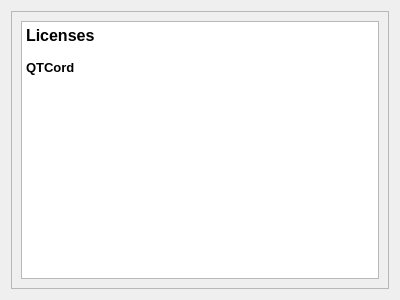
This is src/ui/licenses.ui in mak448a/Qtcord as Qt 5 draws it before an edit. The edited form follows.
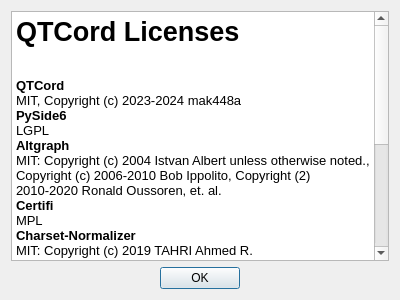
This is the edited form.

```diff
--- a/src/ui/licenses.ui
+++ b/src/ui/licenses.ui
@@ -15,39 +15,53 @@
   </property>
   <layout class="QGridLayout" name="gridLayout">
    <item row="0" column="0">
-    <widget class="QScrollArea" name="scrollArea">
-     <property name="widgetResizable">
-      <bool>true</bool>
-     </property>
-     <widget class="QWidget" name="scrollAreaWidgetContents">
-      <property name="geometry">
-       <rect>
-        <x>0</x>
-        <y>0</y>
-        <width>380</width>
-        <height>280</height>
-       </rect>
-      </property>
-      <layout class="QVBoxLayout" name="verticalLayout_2">
-       <item>
-        <widget class="QTextBrowser" name="textBrowser">
-         <property name="html">
-          <string>&lt;!DOCTYPE HTML PUBLIC &quot;-//W3C//DTD HTML 4.0//EN&quot; &quot;http://www.w3.org/TR/REC-html40/strict.dtd&quot;&gt;
+    <widget class="QTextBrowser" name="textBrowser">
+     <property name="html">
+      <string>&lt;!DOCTYPE HTML PUBLIC &quot;-//W3C//DTD HTML 4.0//EN&quot; &quot;http://www.w3.org/TR/REC-html40/strict.dtd&quot;&gt;
 &lt;html&gt;&lt;head&gt;&lt;meta name=&quot;qrichtext&quot; content=&quot;1&quot; /&gt;&lt;meta charset=&quot;utf-8&quot; /&gt;&lt;style type=&quot;text/css&quot;&gt;
 p, li { white-space: pre-wrap; }
 hr { height: 1px; border-width: 0; }
 li.unchecked::marker { content: &quot;\2610&quot;; }
 li.checked::marker { content: &quot;\2612&quot;; }
 &lt;/style&gt;&lt;/head&gt;&lt;body style=&quot; font-family:'Noto Sans'; font-size:10pt; font-weight:400; font-style:normal;&quot;&gt;
-&lt;p style=&quot; margin-top:0px; margin-bottom:0px; margin-left:0px; margin-right:0px; -qt-block-indent:0; text-indent:0px;&quot;&gt;&lt;span style=&quot; font-size:12pt; font-weight:700;&quot;&gt;Licenses&lt;/span&gt;&lt;/p&gt;
-&lt;p style=&quot;-qt-paragraph-type:empty; margin-top:0px; margin-bottom:0px; margin-left:0px; margin-right:0px; -qt-block-indent:0; text-indent:0px;&quot;&gt;&lt;br /&gt;&lt;/p&gt;
+&lt;p style=&quot; margin-top:0px; margin-bottom:0px; margin-left:0px; margin-right:0px; -qt-block-indent:0; text-indent:0px;&quot;&gt;&lt;span style=&quot; font-size:20pt; font-weight:700;&quot;&gt;QTCord Licenses&lt;/span&gt;&lt;/p&gt;
+&lt;p style=&quot;-qt-paragraph-type:empty; margin-top:0px; margin-bottom:0px; margin-left:0px; margin-right:0px; -qt-block-indent:0; text-indent:0px; font-size:20pt; font-weight:700;&quot;&gt;&lt;br /&gt;&lt;/p&gt;
 &lt;p style=&quot; margin-top:0px; margin-bottom:0px; margin-left:0px; margin-right:0px; -qt-block-indent:0; text-indent:0px;&quot;&gt;&lt;span style=&quot; font-weight:700;&quot;&gt;QTCord&lt;/span&gt;&lt;/p&gt;
-&lt;p style=&quot;-qt-paragraph-type:empty; margin-top:0px; margin-bottom:0px; margin-left:0px; margin-right:0px; -qt-block-indent:0; text-indent:0px;&quot;&gt;&lt;br /&gt;&lt;/p&gt;&lt;/body&gt;&lt;/html&gt;</string>
-         </property>
-        </widget>
-       </item>
-      </layout>
-     </widget>
+&lt;p style=&quot; margin-top:0px; margin-bottom:0px; margin-left:0px; margin-right:0px; -qt-block-indent:0; text-indent:0px;&quot;&gt;MIT, Copyright (c) 2023-2024 mak448a&lt;/p&gt;
+&lt;p style=&quot; margin-top:0px; margin-bottom:0px; margin-left:0px; margin-right:0px; -qt-block-indent:0; text-indent:0px;&quot;&gt;&lt;span style=&quot; font-weight:700;&quot;&gt;PySide6&lt;/span&gt;&lt;/p&gt;
+&lt;p style=&quot; margin-top:0px; margin-bottom:0px; margin-left:0px; margin-right:0px; -qt-block-indent:0; text-indent:0px;&quot;&gt;LGPL&lt;/p&gt;
+&lt;p style=&quot; margin-top:0px; margin-bottom:0px; margin-left:0px; margin-right:0px; -qt-block-indent:0; text-indent:0px;&quot;&gt;&lt;span style=&quot; font-weight:700;&quot;&gt;Altgraph&lt;/span&gt;&lt;/p&gt;
+&lt;p style=&quot; margin-top:0px; margin-bottom:0px; margin-left:0px; margin-right:0px; -qt-block-indent:0; text-indent:0px;&quot;&gt;MIT: Copyright (c) 2004 Istvan Albert unless otherwise noted., Copyright (c) 2006-2010 Bob Ippolito, Copyright (2) 2010-2020 Ronald Oussoren, et. al.&lt;/p&gt;
+&lt;p style=&quot; margin-top:0px; margin-bottom:0px; margin-left:0px; margin-right:0px; -qt-block-indent:0; text-indent:0px;&quot;&gt;&lt;span style=&quot; font-weight:700;&quot;&gt;Certifi&lt;/span&gt;&lt;/p&gt;
+&lt;p style=&quot; margin-top:0px; margin-bottom:0px; margin-left:0px; margin-right:0px; -qt-block-indent:0; text-indent:0px;&quot;&gt;MPL&lt;/p&gt;
+&lt;p style=&quot; margin-top:0px; margin-bottom:0px; margin-left:0px; margin-right:0px; -qt-block-indent:0; text-indent:0px;&quot;&gt;&lt;span style=&quot; font-weight:700;&quot;&gt;Charset-Normalizer&lt;/span&gt;&lt;/p&gt;
+&lt;p style=&quot; margin-top:0px; margin-bottom:0px; margin-left:0px; margin-right:0px; -qt-block-indent:0; text-indent:0px;&quot;&gt;MIT: Copyright (c) 2019 TAHRI Ahmed R.&lt;/p&gt;
+&lt;p style=&quot; margin-top:0px; margin-bottom:0px; margin-left:0px; margin-right:0px; -qt-block-indent:0; text-indent:0px;&quot;&gt;&lt;span style=&quot; font-weight:700;&quot;&gt;Idna&lt;/span&gt;&lt;/p&gt;
+&lt;p style=&quot; margin-top:0px; margin-bottom:0px; margin-left:0px; margin-right:0px; -qt-block-indent:0; text-indent:0px;&quot;&gt;BSD: Copyright (c) 2013-2023, Kim Davies and contributors.&lt;/p&gt;
+&lt;p style=&quot; margin-top:0px; margin-bottom:0px; margin-left:0px; margin-right:0px; -qt-block-indent:0; text-indent:0px;&quot;&gt;&lt;span style=&quot; font-weight:700;&quot;&gt;Platformdirs&lt;/span&gt;&lt;/p&gt;
+&lt;p style=&quot; margin-top:0px; margin-bottom:0px; margin-left:0px; margin-right:0px; -qt-block-indent:0; text-indent:0px;&quot;&gt;MIT&lt;/p&gt;
+&lt;p style=&quot; margin-top:0px; margin-bottom:0px; margin-left:0px; margin-right:0px; -qt-block-indent:0; text-indent:0px;&quot;&gt;&lt;span style=&quot; font-weight:700;&quot;&gt;Requests&lt;/span&gt;&lt;/p&gt;
+&lt;p style=&quot; margin-top:0px; margin-bottom:0px; margin-left:0px; margin-right:0px; -qt-block-indent:0; text-indent:0px;&quot;&gt;Apache, &lt;/p&gt;
+&lt;p style=&quot; margin-top:0px; margin-bottom:0px; margin-left:0px; margin-right:0px; -qt-block-indent:0; text-indent:0px;&quot;&gt;&lt;span style=&quot; font-weight:700;&quot;&gt;Urllib3&lt;/span&gt;&lt;/p&gt;
+&lt;p style=&quot; margin-top:0px; margin-bottom:0px; margin-left:0px; margin-right:0px; -qt-block-indent:0; text-indent:0px;&quot;&gt;MIT, Copyright (c) 2008-2020 Andrey Petrov and contributors.&lt;/p&gt;
+&lt;p style=&quot;-qt-paragraph-type:empty; margin-top:0px; margin-bottom:0px; margin-left:0px; margin-right:0px; -qt-block-indent:0; text-indent:0px;&quot;&gt;&lt;br /&gt;&lt;/p&gt;
+&lt;p style=&quot; margin-top:0px; margin-bottom:0px; margin-left:0px; margin-right:0px; -qt-block-indent:0; text-indent:0px;&quot;&gt;You can view the full licenses by going into the folder where QTCord was installed. For Linux, check this directory:&lt;/p&gt;
+&lt;p style=&quot; margin-top:0px; margin-bottom:0px; margin-left:0px; margin-right:0px; -qt-block-indent:0; text-indent:0px;&quot;&gt;&lt;span style=&quot; font-style:italic; text-decoration: underline;&quot;&gt;/var/lib/flatpak/app/io.github.mak448a.QTCord/x86_64/stable/active/files/bin/licenses/&lt;/span&gt;&lt;/p&gt;
+&lt;p style=&quot;-qt-paragraph-type:empty; margin-top:0px; margin-bottom:0px; margin-left:0px; margin-right:0px; -qt-block-indent:0; text-indent:0px; font-style:italic; text-decoration: underline;&quot;&gt;&lt;br /&gt;&lt;/p&gt;&lt;/body&gt;&lt;/html&gt;</string>
+     </property>
+    </widget>
+   </item>
+   <item row="1" column="0">
+    <widget class="QDialogButtonBox" name="buttonBox">
+     <property name="orientation">
+      <enum>Qt::Horizontal</enum>
+     </property>
+     <property name="standardButtons">
+      <set>QDialogButtonBox::Ok</set>
+     </property>
+     <property name="centerButtons">
+      <bool>true</bool>
+     </property>
     </widget>
    </item>
   </layout>
```
Left out of the diff: 26 changed lines with no effect on the pictures.
